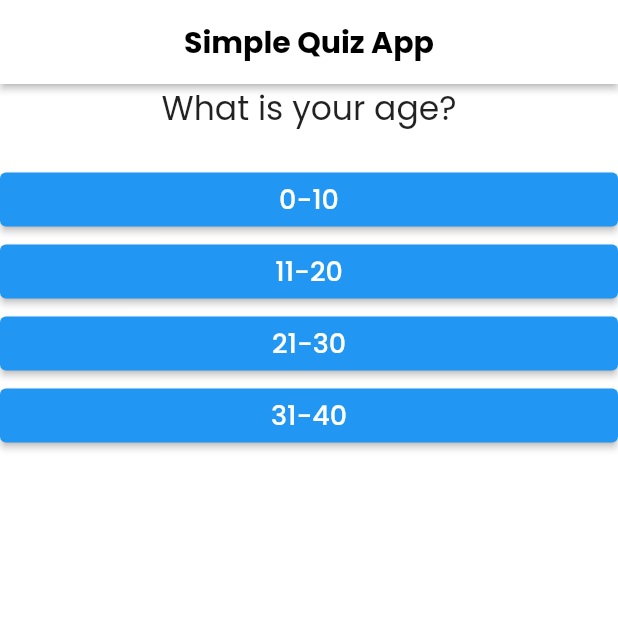
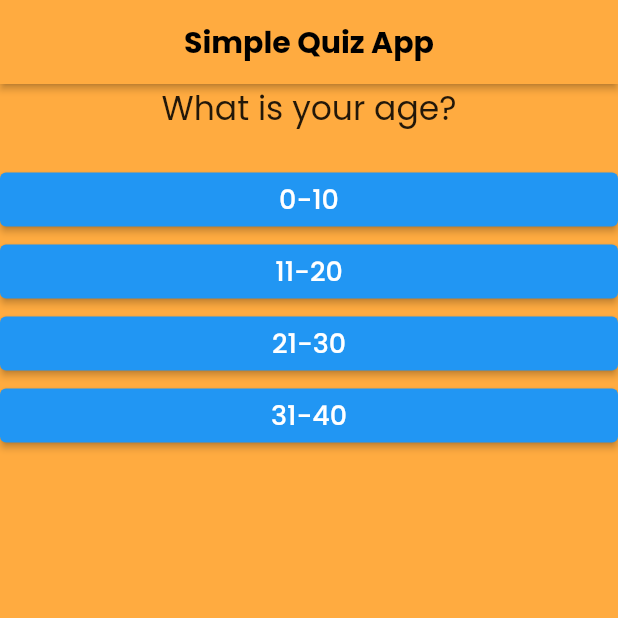
Before and after one commit to Naawaal/Simple_Quiz_App, a Flutter app: the screen it shows after launch, on a phone screen of 412 x 824 dp, the top half of it. Run offline on Flutter 3.47's test engine with Material 2 defaults, Android fonts, the phone set to English and light mode, and no system bars; our stand-ins replace google_fonts.

Commit message:
Implemented background change when score change

```diff
--- a/lib/screens/homepage.dart
+++ b/lib/screens/homepage.dart
@@ -1,6 +1,6 @@
 import 'package:flutter/material.dart';
-import 'package:simple_quiz_app/widgets/answer.dart';
-import 'package:simple_quiz_app/widgets/question.dart';
+import 'package:simple_quiz_app/widgets/quiz.dart';
+import 'package:simple_quiz_app/widgets/result.dart';
 
 class HomepageScreen extends StatefulWidget {
   const HomepageScreen({super.key});
@@ -10,45 +10,79 @@ class HomepageScreen extends StatefulWidget {
 }
 
 class _HomepageScreenState extends State<HomepageScreen> {
-  final questions = const [
+  final _backGroundColor = Colors.greenAccent;
+
+  final _questions = const [
     {
       'questionsText': 'What is your age?',
-      'answers': ['0-10', '11-20', '21-30', '31-40']
+      'answers': [
+        {'text': '0-10', 'score': 8},
+        {'text': '11-20', 'score': 10},
+        {'text': '21-30', 'score': 12},
+        {'text': '31-40', 'score': 14},
+      ]
     },
     {
       'questionsText': 'What is your favorite color?',
-      'answers': ['Red', 'Blue', 'Green', 'Yellow']
+      'answers': [
+        {'text': 'Red', 'score': 10},
+        {'text': 'Blue', 'score': 8},
+        {'text': 'Green', 'score': 6},
+        {'text': 'Yellow', 'score': 4},
+      ]
     },
     {
       'questionsText': 'What is your favorite animal?',
-      'answers': ['Dog', 'Cat', 'Bird', 'Fish']
+      'answers': [
+        {'text': 'Dog', 'score': 10},
+        {'text': 'Cat', 'score': 8},
+        {'text': 'Bird', 'score': 6},
+        {'text': 'Fish', 'score': 4},
+      ]
     },
     {
       'questionsText': 'What is your favorite food?',
-      'answers': ['Pizza', 'Burger', 'Pasta', 'Salad']
+      'answers': [
+        {'text': 'Pizza', 'score': 10},
+        {'text': 'Burger', 'score': 8},
+        {'text': 'Pasta', 'score': 6},
+        {'text': 'Salad', 'score': 4},
+      ]
     },
     {
       'questionsText': 'What is your favorite drink?',
-      'answers': ['Water', 'Juice', 'Soda', 'Beer']
+      'answers': [
+        {'text': 'Water', 'score': 6},
+        {'text': 'Coke', 'score': 8},
+        {'text': 'Milk', 'score': 10},
+        {'text': 'Juice', 'score': 12},
+      ]
     },
     {
       'questionsText': 'What is your favorite sport?',
-      'answers': ['Football', 'Basketball', 'Tennis', 'Baseball']
+      'answers': [
+        {'text': 'Football', 'score': 10},
+        {'text': 'Basketball', 'score': 8},
+        {'text': 'Baseball', 'score': 6},
+        {'text': 'Tennis', 'score': 4},
+      ]
     }
   ];
   var _questionIndex = 0;
+  var _totalScore = 0;
 
-  void _answerQuestion() {
+  void _answerQuestion(int score) {
+    _totalScore += score;
     setState(() {
       _questionIndex = _questionIndex + 1;
     });
-    if (_questionIndex < questions.length) {}
   }
 
   @override
   Widget build(BuildContext context) {
     return Scaffold(
-      backgroundColor: Colors.white,
+      backgroundColor:
+          _totalScore > 40 ? _backGroundColor : Colors.orangeAccent,
       appBar: AppBar(
         title: const Text('Simple Quiz App',
             style: TextStyle(
@@ -56,27 +90,18 @@ class _HomepageScreenState extends State<HomepageScreen> {
               fontWeight: FontWeight.bold,
             )),
         centerTitle: true,
-        backgroundColor: Colors.white,
+        backgroundColor:
+            _totalScore > 40 ? _backGroundColor : Colors.orangeAccent,
         elevation: 2,
       ),
-      body: _questionIndex < questions.length
-          ? Column(
-              children: [
-                Question(questions[_questionIndex]['questionsText'] as String),
-                const SizedBox(height: 20),
-                ...(questions[_questionIndex]['answers'] as List<String>)
-                    .map((answer) {
-                  return Answer(_answerQuestion, answer);
-                }).toList()
-              ],
+      body: _questionIndex < _questions.length
+          ? Quiz(
+              answerQuestion: _answerQuestion,
+              questionIndex: _questionIndex,
+              questions: _questions,
             )
-          : Center(
-              child: Container(
-                child: const Text(
-                  'You did it!',
-                  style: TextStyle(fontSize: 30),
-                ),
-              ),
+          : Result(
+              resultScore: _totalScore,
             ),
     );
   }
--- /dev/null
+++ b/lib/widgets/quiz.dart
@@ -0,0 +1,31 @@
+import 'package:flutter/material.dart';
+import 'package:simple_quiz_app/widgets/answer.dart';
+import 'package:simple_quiz_app/widgets/question.dart';
+
+class Quiz extends StatelessWidget {
+  final List<Map<String, Object>> questions;
+  final int questionIndex;
+  final Function answerQuestion;
+
+  const Quiz({
+    super.key,
+    required this.questions,
+    required this.answerQuestion,
+    required this.questionIndex,
+  });
+
+  @override
+  Widget build(BuildContext context) {
+    return Column(
+      children: [
+        Question(questions[questionIndex]['questionsText'] as String),
+        const SizedBox(height: 20),
+        ...(questions[questionIndex]['answers'] as List<Map<String, Object>>)
+            .map((answer) {
+          return Answer(
+              () => answerQuestion(answer['score']), answer['text'] as String);
+        }).toList()
+      ],
+    );
+  }
+}
--- /dev/null
+++ b/lib/widgets/result.dart
@@ -0,0 +1,31 @@
+import 'package:flutter/material.dart';
+
+class Result extends StatelessWidget {
+  final _containerColor = Colors.green;
+  final int resultScore;
+  const Result({
+    super.key,
+    required this.resultScore,
+  });
+
+  @override
+  Widget build(BuildContext context) {
+    return Center(
+      child: Container(
+        width: MediaQuery.of(context).size.width * 0.8,
+        height: MediaQuery.of(context).size.height * 0.2,
+        decoration: BoxDecoration(
+          //-------------------------------------/
+          color: resultScore > 40 ? Colors.green : Colors.red,
+          //-------------------------------------/
+          borderRadius: const BorderRadius.all(Radius.circular(5)),
+        ),
+        child: Text(
+          "Your score is $resultScore you did it!",
+          textAlign: TextAlign.center,
+          style: const TextStyle(fontSize: 26),
+        ),
+      ),
+    );
+  }
+}
```
Also changed, not shown: 1 other file.
